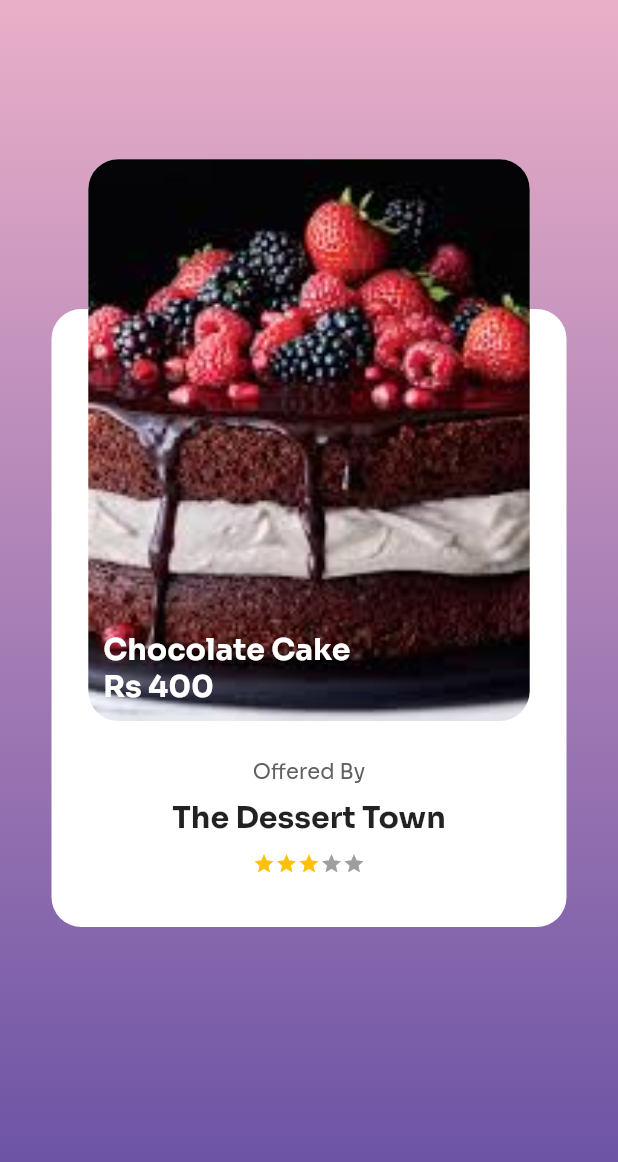
After one commit to sssash18/Bake2Home, a Flutter app: the screen it shows after launch, after a tap on "Bournville", on a phone screen of 412 x 824 dp. The commit adds this screen. Shown: the top 1162 px of the screen. Run offline on Flutter 3.47's test engine with Material 2 defaults, Android fonts, the phone set to English and light mode, and no system bars; drawn by our look-alikes of flutter_rating_bar; our stand-ins replace floating_bottom_navigation_bar.

Commit message:
Added cake list

```diff
--- a/lib/main.dart
+++ b/lib/main.dart
@@ -14,6 +14,20 @@ class MyApp extends StatelessWidget {
       title: 'Bake2Home',
       theme: ThemeData(
         primaryColor: base,
+        tabBarTheme: TabBarTheme(
+          unselectedLabelColor: Colors.black,
+          labelColor: white,
+          indicatorSize: TabBarIndicatorSize.tab,
+          indicator : BoxDecoration(
+               color: base,
+               borderRadius: BorderRadius.circular(40),
+               gradient: LinearGradient(
+                begin: Alignment.topCenter,
+                end: Alignment.bottomCenter,
+                colors: [Color(0xffeaafc8),Color(0xff654ea3)]
+              )
+          )
+        ),
         visualDensity: VisualDensity.adaptivePlatformDensity,
         fontFamily: 'Sora'
       ),
--- /dev/null
+++ b/lib/screens/TrendingPage.dart
@@ -0,0 +1,125 @@
+import 'package:bake2home/constants.dart';
+import 'package:flutter/material.dart';
+import 'package:flutter_rating_bar/flutter_rating_bar.dart';
+
+
+class TrendingPage extends StatelessWidget {
+  @override
+  Widget build(BuildContext context) {
+    return SafeArea(
+      child: Scaffold(
+        body: Container(
+          height: double.infinity,
+          width: double.infinity,
+          decoration:BoxDecoration(
+              gradient: LinearGradient(
+                begin: Alignment.topCenter,
+                end: Alignment.bottomCenter,
+                colors: [Color(0xffeaafc8),Color(0xff654ea3)]
+              )
+          ),
+          alignment: Alignment.center,
+          child: Stack(
+                      children: <Widget>[Stack(
+              overflow: Overflow.visible,
+              children: <Widget>[
+                Container(
+                  height: MediaQuery.of(context).size.height / 2,
+                  width: MediaQuery.of(context).size.width / 1.2,
+                  decoration: BoxDecoration(
+                    borderRadius: BorderRadius.circular(border),
+                    color: white,
+                  ),
+                  child: Stack(
+                      children: <Widget>[
+                        Positioned(
+                          bottom: 10.0,
+                          height: MediaQuery.of(context).size.height / 8,
+                            width: MediaQuery.of(context).size.width / 1.2,
+                          child: Container(
+                            alignment: Alignment.center,
+
+                            margin: EdgeInsets.fromLTRB(20.0,0, 20.0, 0.0),
+                            child: Column(
+
+                              children: <Widget>[
+                                Container(
+                                  alignment: Alignment.center,
+                                  child: Text("Offered By",style: TextStyle(color: Colors.grey[700]))
+                                ),
+                                SizedBox(height:10.0),
+                                Container(
+                                  alignment: Alignment.center,
+                                  child: Text("The Dessert Town",style: TextStyle(fontWeight: FontWeight.bold,fontSize: 20.0))
+                                ),
+                                SizedBox(height: 10.0),
+                                RatingBar(
+                                  initialRating: 3.2,
+                                  itemSize: 15.0,
+                                  ignoreGestures: true,
+                                  itemCount: 5,
+                                  glow: true,
+                                  itemBuilder: (BuildContext context, int index){
+                                    return Icon(
+                                        Icons.star,
+                                        color: Colors.amber,
+                                    );
+                                  },
+                                onRatingUpdate: (rating){})
+                              ],
+                            ),
+                          )
+                        )
+                      ],
+                  )
+
+                ),
+                Positioned(
+                  left: (MediaQuery.of(context).size.width / 1.2 - MediaQuery.of(context).size.width / 1.4)/2,
+                  width: MediaQuery.of(context).size.width / 1.4,
+                  height: MediaQuery.of(context).size.height / 2.2,
+                  bottom: MediaQuery.of(context).size.height / 6,
+                  child: Stack(
+                  children: <Widget>[
+                  Container(
+                    width: MediaQuery.of(context).size.width / 1.4,
+                    height: MediaQuery.of(context).size.height / 2.2,
+                    decoration: BoxDecoration(
+                      borderRadius: BorderRadius.circular(border),
+                      color: white,
+                      image: DecorationImage(
+                        image: AssetImage("assets/images/cake.jpeg"),
+                        fit: BoxFit.cover
+                      )
+                    ),
+                  ),
+                  Positioned(
+                      left: 10.0,
+                      bottom: 10.0,
+                      child: Text(
+                      "Chocolate Cake\nRs 400",
+                      style: TextStyle(
+                        color: white,
+                        fontSize: 20.0,
+                        fontWeight: FontWeight.bold
+                      ),
+                    ),
+                  )
+                  ],
+                  ),
+                ),
+
+
+              ],
+            ),
+            // Positioned(
+            //       bottom: 15.0,
+            //       child: FlatButton(child: Text("Customize"),onPressed: (){},)
+            //     )
+          ]
+          ),
+        ),
+      ),
+    );
+  }
+}
--- a/lib/screens/homepage.dart
+++ b/lib/screens/homepage.dart
@@ -9,6 +9,7 @@ import 'package:bake2home/widgets/RecipeTile.dart';
 import 'package:bake2home/widgets/PastryTile.dart';
 import 'package:bake2home/screens/Cart.dart';
 import 'package:bake2home/screens/VendorProfile.dart';
+import 'package:bake2home/screens/TrendingPage.dart';
 
 class HomePage extends StatefulWidget {
   @override
@@ -98,7 +99,12 @@ class _HomePageState extends State<HomePage> {
                 scrollDirection: Axis.horizontal,
                 itemCount: 5,
                 itemBuilder: (BuildContext context,int index){
-                  return PastryTile();
+                  return GestureDetector(
+                    child: PastryTile(),
+                    onTap: (){
+                      Navigator.push(context, MaterialPageRoute(builder: (BuildContext context) => TrendingPage()));
+                    },
+                  );
                 }
               ),
             ),
```
Also changed, not shown: lib/screens/ItemList.dart (added, +38 -0 lines), lib/screens/VendorProfile.dart (+7 -1 lines), lib/widgets/ItemTile.dart (added, +72 -0 lines).
